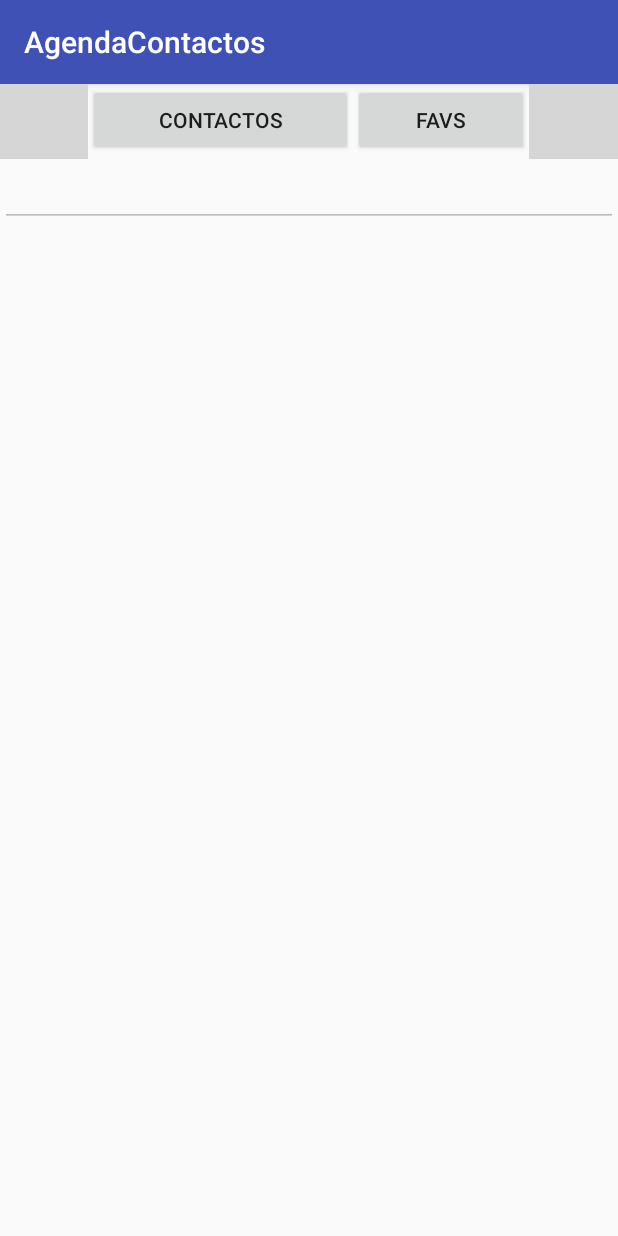
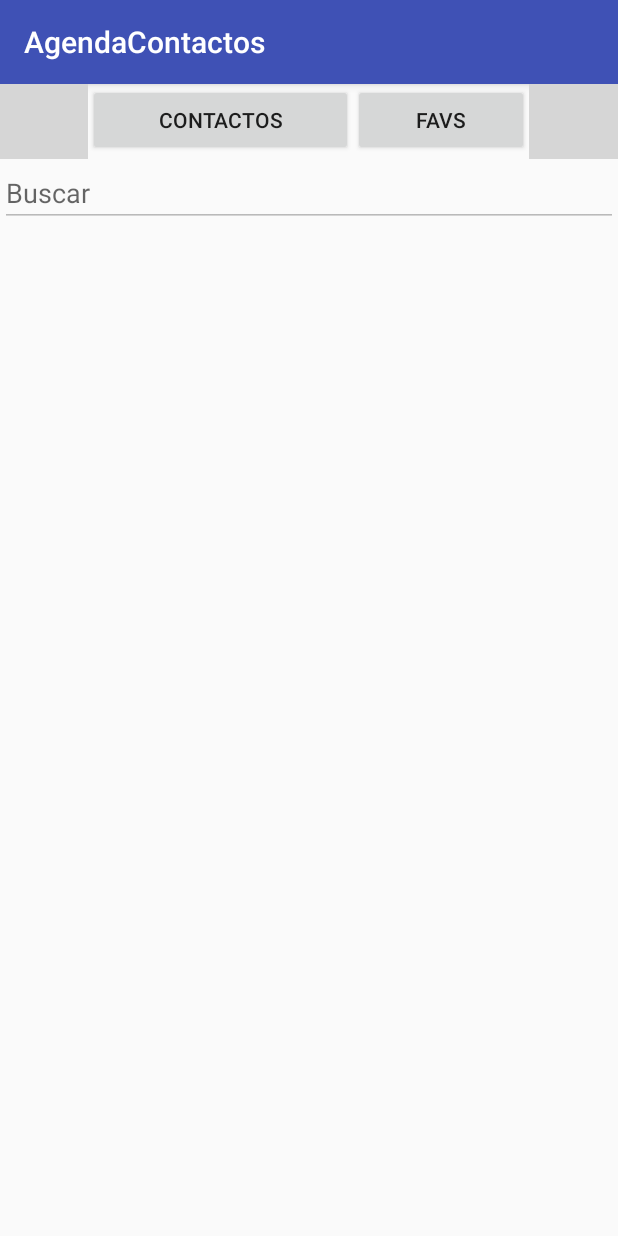
Before and after one commit to MarleneBarahona/AgendaContactos, an Android app: the screen it shows after launch (MainActivity), after a tap on "FAVS", on a phone screen of 412 x 824 dp. Run offline under Robolectric (Android 15) with nearby library versions, the phone set to English and light mode, and no system bars; 2 statements that could not run were skipped; 2 other taps on this screen came first; grey boxes are pictures that could not be loaded.

Commit message:
Internacionalizada. Mostrando contactos reales del dispositivo.

```diff
--- a/app/src/main/java/com/barahona/agendacontactos/Contacto.java
+++ b/app/src/main/java/com/barahona/agendacontactos/Contacto.java
@@ -66,10 +66,6 @@ public class Contacto implements Parcelable{
         this.fav = fav;
     }
 
-    public void setTrue(){ fav = true;}
-
-    public void setFalse(){ fav = false;}
-
     public boolean verificarFav(){
         return fav;
     }
--- a/app/src/main/java/com/barahona/agendacontactos/MainActivity.java
+++ b/app/src/main/java/com/barahona/agendacontactos/MainActivity.java
@@ -27,7 +27,6 @@ public class MainActivity extends AppCompatActivity {
     RecyclerView myrv;
     RecyclerViewAdapter myAdapter;
     List<Contacto> listContact, favos, buscados;
-    Cursor c;
     Contacto addedit;
     @Override
     protected void onCreate(Bundle savedInstanceState) {
@@ -40,17 +39,7 @@ public class MainActivity extends AppCompatActivity {
         favos = new ArrayList<>();
         buscados = new ArrayList<>();
 
-        listContact.add(new Contacto("Isabel Barahona","79676777",R.drawable.icono_contacto));
-        listContact.add(new Contacto("Marlene Barahona","77886819",R.drawable.icono_contacto));
-        listContact.add(new Contacto("Alam Brito","77777-0000", R.drawable.icono_contacto));
-        listContact.add(new Contacto("Maria Hernandez","7888-7777",R.drawable.icono_contacto));
-        listContact.add(new Contacto("Raul Murillo","7689-7777",R.drawable.icono_contacto));
-        listContact.add(new Contacto("Equis","77777-0000", R.drawable.icono_contacto));
-        listContact.add(new Contacto("Jose Martinez","77777-7777",R.drawable.icono_contacto));
-        listContact.add(new Contacto("Temperance Brennan","7888-7777",R.drawable.icono_contacto));
-        listContact.add(new Contacto("Pedrito Mengano","7689-7777",R.drawable.icono_contacto));
-        listContact.add(new Contacto("Pompai","77777-0000", R.drawable.icono_contacto));
-
+        mostrarContactos();
 
         myrv = (RecyclerView) findViewById(R.id.Recyclerview_id);
         myAdapter = new RecyclerViewAdapter(this,listContact);
@@ -122,12 +111,10 @@ public class MainActivity extends AppCompatActivity {
     }
 
         public void addbtn(View v){
-        //myAdapter = new RecyclerViewAdapter(v.getContext(), favos);
-        //myrv.setAdapter(myAdapter);
         Intent intent = new Intent(this, agregar_contacto.class);
         addedit = new Contacto();
         startActivityForResult(intent, 1);
-        //this.startActivity(intent);
+
     }
 
     public void buscarbtn(View v){
@@ -146,18 +133,20 @@ public class MainActivity extends AppCompatActivity {
 
         }
     }
+    public void mostrarContactos(){
+        String aux = "";
+        Cursor tels = getContentResolver().query(ContactsContract.CommonDataKinds.Phone.CONTENT_URI, null,null,null, null);
+        while (tels.moveToNext())
+        {
+            String name = tels.getString(tels.getColumnIndex(ContactsContract.CommonDataKinds.Phone.DISPLAY_NAME));
+            String phoneNumber = tels.getString(tels.getColumnIndex(ContactsContract.CommonDataKinds.Phone.NUMBER));
 
-    /*private void Meto(){
-        c = getContentResolver().query(ContactsContract.CommonDataKinds.Phone.CONTENT_URI, null, null, null, ContactsContract.Contacts.DISPLAY_NAME + "ASC");
-        //listContact = new ArrayList<String>();
-        while (c.moveToNext()){
-            String nombre = c.getString(c.getColumnIndex(ContactsContract.CommonDataKinds.Phone.DISPLAY_NAME));
-            String telefono = c.getString(c.getColumnIndex(ContactsContract.CommonDataKinds.Phone.NUMBER));
-
-           // listContact.add("Nombre "+ nombre + "Telefono "+ telefono);
+            if(!(aux.equals(name))){
+                listContact.add(new Contacto(name,phoneNumber,R.drawable.icono_contacto));
+            }
+            aux = name;
         }
-
-    }*/
-
+        tels.close();
+    }
 
 }
--- a/app/src/main/java/com/barahona/agendacontactos/RecyclerViewAdapter.java
+++ b/app/src/main/java/com/barahona/agendacontactos/RecyclerViewAdapter.java
@@ -49,14 +49,6 @@ public class RecyclerViewAdapter extends RecyclerView.Adapter<RecyclerViewAdapte
                 mCtx.startActivity(intent);
             }
         });
-
-        /*holder.bttn_agregar.setOnClickListener(new View.OnClickListener() {
-            @Override
-            public void onClick(View v) {
-                Intent intent = new Intent(mCtx, agregar_contacto.class);
-                mCtx.startActivity(intent);
-            }
-        });*/
 
         //si esta en favs pone la estrellita amarilla
         if(mDatos.get(position).yesorno()){
--- a/app/src/main/java/com/barahona/agendacontactos/buscar_contacto.java
+++ b/app/src/main/java/com/barahona/agendacontactos/buscar_contacto.java
@@ -4,7 +4,7 @@ import android.support.v7.app.AppCompatActivity;
 import android.os.Bundle;
 
 public class buscar_contacto extends AppCompatActivity {
-
+    //NO SE USA PERO NO SUPE COMO ELIMINARLA SIN QUE DIERA ERROR JAJA
     @Override
     protected void onCreate(Bundle savedInstanceState) {
         super.onCreate(savedInstanceState);
--- a/app/src/main/res/layout/activity_info_contacto.xml
+++ b/app/src/main/res/layout/activity_info_contacto.xml
@@ -50,7 +50,7 @@
         android:id="@+id/tv_telefono2_id"
         android:layout_width="wrap_content"
         android:layout_height="wrap_content"
-        android:text="@string/text_telefono"
+        android:text="@string/textnum_telefono2"
         android:padding="16dp"
         android:textSize="20dp"
         android:layout_below="@id/Ly_id"/>
--- a/app/src/main/res/layout/activity_main.xml
+++ b/app/src/main/res/layout/activity_main.xml
@@ -45,7 +45,8 @@
         android:id="@+id/filter"
         android:layout_width="match_parent"
         android:layout_height="wrap_content"
-        android:enabled="false" />
+        android:enabled="false"
+        android:hint="@string/et_buscar"/>
     <android.support.v7.widget.RecyclerView
         android:scrollbars="vertical"
         android:layout_margin="8dp"
--- a/app/src/main/res/values/strings.xml
+++ b/app/src/main/res/values/strings.xml
@@ -2,11 +2,13 @@
     <string name="app_name">AgendaContactos</string>
     <string name="text_nombre">Nombre</string>
     <string name="textnum_telefono">Telefono</string>
+    <string name="textnum_telefono2">Telefono 2</string>
     <string name="text_agregar">AGREGAR</string>
     <string name="ejemplo_nombre_contacto">Pedrito Hernadez</string>
     <string name="bttn_buscar">BUSCAR</string>
     <string name="text_telefono">Telefono</string>
     <string name="text_contactos">CONTACTOS</string>
     <string name="text_favs">FAVS</string>
+    <string name="et_buscar">Buscar</string>
 
 </resources>
```
Also changed, not shown: app/src/main/java/com/barahona/agendacontactos/info_contacto.java (+0 -8 lines), 1 other file.
